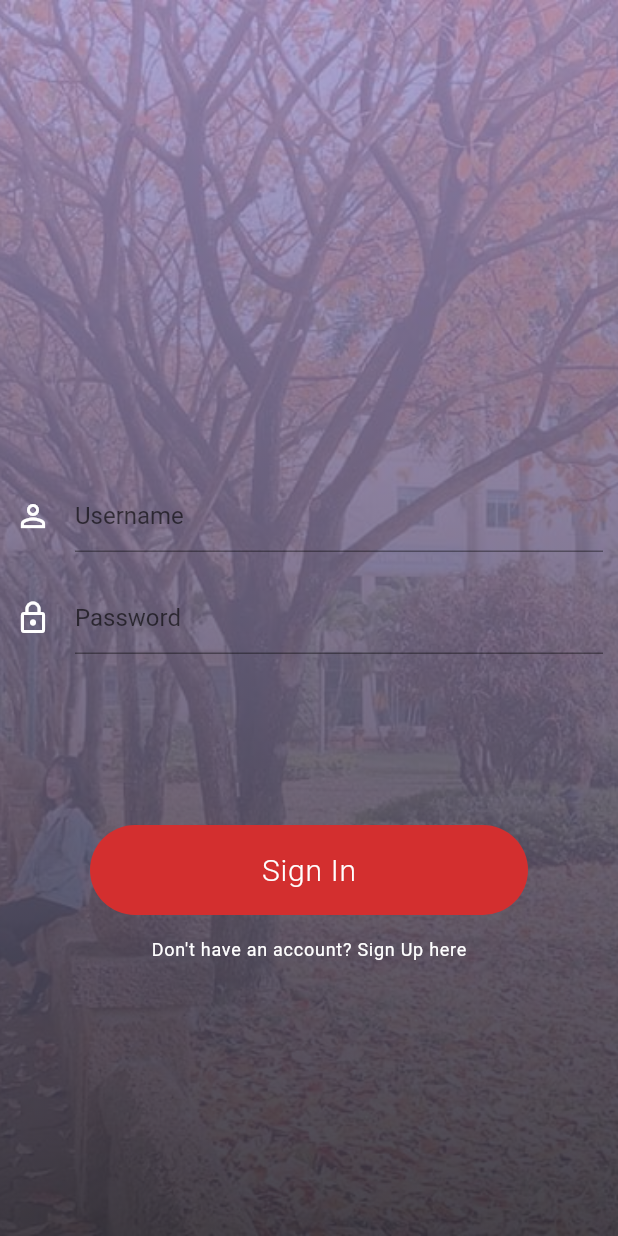
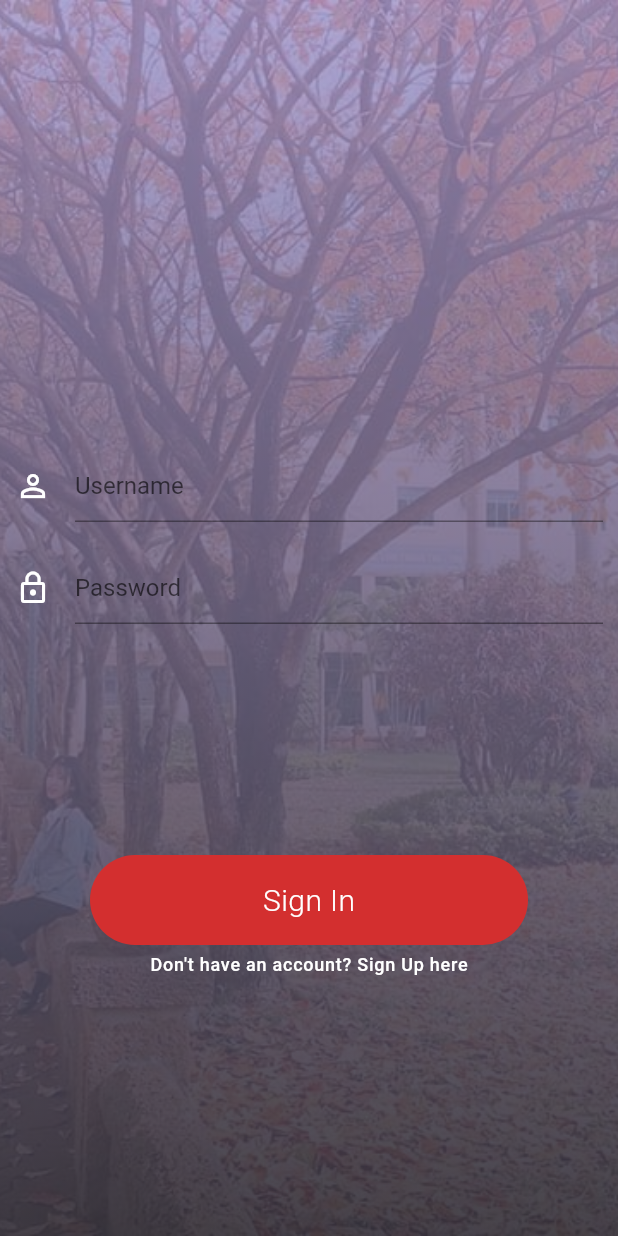
Before and after one commit to vuvantienhd96/flutter_login_animation, a Flutter app: the screen it shows after launch, on a phone screen of 412 x 824 dp. Run offline on Flutter 3.47's test engine with Material 2 defaults, Android fonts, the phone set to English and light mode, and no system bars.

Commit message:
feat-second-commit

```diff
--- a/lib/main.dart
+++ b/lib/main.dart
@@ -1,17 +1,14 @@
 import 'package:flutter/material.dart';
-import 'package:flutter/foundation.dart';
 import 'package:flutter/animation.dart';
-
-
-import './loginAnimation.dart';
+import 'package:flutter/scheduler.dart';
+import 'package:flutter_animasi_login/loginAnimation.dart';
 
 void main() => runApp(new MyApp());
 
 class MyApp extends StatelessWidget {
   @override
   Widget build(BuildContext context) {
-    return new MaterialApp(
-      debugShowCheckedModeBanner: false,
+    return MaterialApp(
       title: 'Login Animation Tutorial',
       home: new LoginPage(),
     );
@@ -24,15 +21,14 @@ class LoginPage extends StatefulWidget {
   _LoginPageState createState() => new _LoginPageState();
 }
 
-class _LoginPageState extends State<LoginPage> with TickerProviderStateMixin {
-  var statusClick = 0;
-
+class _LoginPageState extends State<LoginPage>  with TickerProviderStateMixin{
+  var statusClick=0;
   AnimationController animationControllerButton;
 
   @override
   void initState() {
     super.initState();
-    animationControllerButton = AnimationController(duration: Duration(seconds: 3),vsync: this);
+    animationControllerButton= AnimationController(duration: Duration(seconds: 3), vsync: this);
   }
 
   @override
@@ -41,29 +37,28 @@ class _LoginPageState extends State<LoginPage> with TickerProviderStateMixin {
     animationControllerButton.dispose();
   }
 
-  Future<Null> _playAnimation() async {
-
+  Future<Null> _playAnimation() async{
+    await animationControllerButton.forward();
   }
 
   @override
   Widget build(BuildContext context) {
-    return new Scaffold(
+    return Scaffold(
       body: Container(
         decoration: BoxDecoration(
-          image: DecorationImage(
-              image: AssetImage('assets/2.jpg'), fit: BoxFit.cover),
-        ),
+            image: DecorationImage(
+                image: AssetImage('assets/2.jpg'), fit: BoxFit.cover)),
         child: Container(
           decoration: BoxDecoration(
               gradient: LinearGradient(
                   colors: [
                 Color.fromRGBO(162, 146, 199, 0.8),
-                Color.fromRGBO(51, 51, 63, 0.9)
+                Color.fromRGBO(51, 51, 63, 0.9),
               ],
                   begin: FractionalOffset.topCenter,
                   end: FractionalOffset.bottomCenter)),
           child: ListView(
-            padding: EdgeInsets.all(0.0),
+            padding: const EdgeInsets.all(0.0),
             children: <Widget>[
               Stack(
                 alignment: AlignmentDirectional.bottomCenter,
@@ -71,7 +66,7 @@ class _LoginPageState extends State<LoginPage> with TickerProviderStateMixin {
                   Column(
                     children: <Widget>[
                       Padding(
-                        padding: EdgeInsets.only(top: 290.0),
+                        padding: EdgeInsets.only(top: 270.0),
                       ),
                       Container(
                         padding: EdgeInsets.all(10.0),
@@ -101,35 +96,32 @@ class _LoginPageState extends State<LoginPage> with TickerProviderStateMixin {
                             ),
                             FlatButton(
                               padding:
-                                  EdgeInsets.only(top: 190.0, bottom: 20.0),
+                                  EdgeInsets.only(top: 220.0, bottom: 30.0),
                               onPressed: null,
                               child: Text(
                                 "Don't have an account? Sign Up here",
                                 style: TextStyle(
                                     fontSize: 12.0,
                                     color: Colors.white,
-                                    fontWeight: FontWeight.w400,
                                     letterSpacing: 0.5),
                               ),
                             ),
                           ],
                         ),
-                      ),
+                      )
                     ],
                   ),
-                  statusClick == 0 ? new InkWell(
+                  statusClick==0 ?
+                  new InkWell(
                     onTap: (){
                       setState(() {
                        statusClick = 1;
                       });
                       _playAnimation();
-                    },
-                    child: new SignIn(),
-                  )
-                  : StartAnimation(),
-
+                    },child: new SignIn(),
+                  ) : new StartAnimation(buttonController: animationControllerButton.view),
                 ],
-              ),
+              )
             ],
           ),
         ),
@@ -141,7 +133,7 @@ class _LoginPageState extends State<LoginPage> with TickerProviderStateMixin {
 class SignIn extends StatelessWidget {
   @override
   Widget build(BuildContext context) {
-    return Padding(
+    return new Padding(
       padding: EdgeInsets.all(60),
       child: Container(
         alignment: FractionalOffset.center,
@@ -156,7 +148,7 @@ class SignIn extends StatelessWidget {
               color: Colors.white,
               fontSize: 20.0,
               fontWeight: FontWeight.w300,
-              letterSpacing: 0.5),
+              letterSpacing: 0.3),
         ),
       ),
     );
```
Also changed, not shown: lib/loginAnimation.dart (+64 -21 lines).
